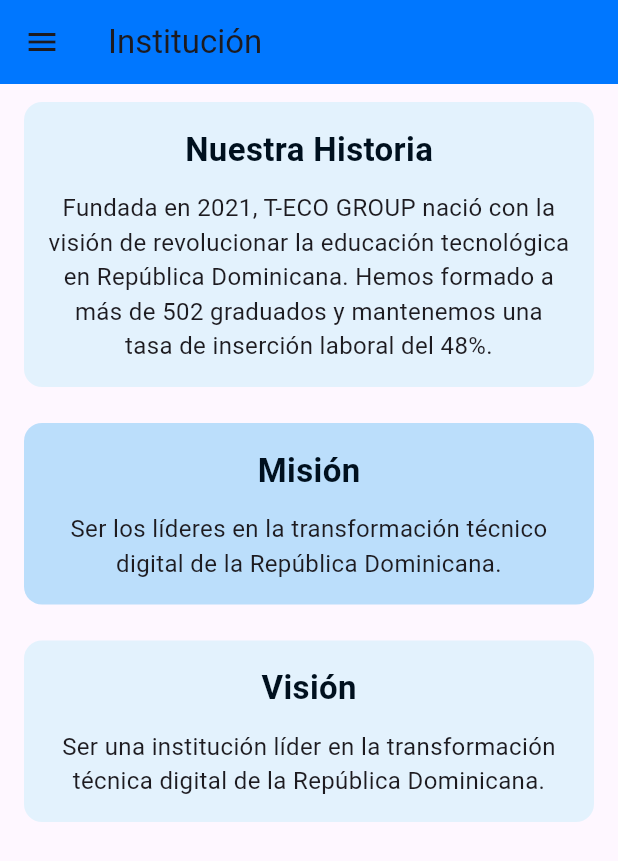
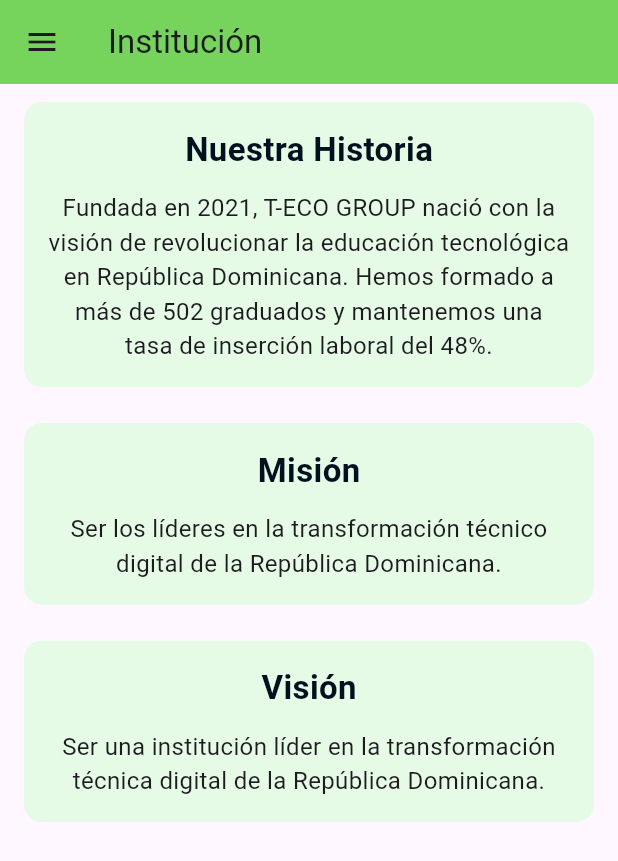
Before and after one commit to Luishernandez001/appteco, a Flutter app: the InstitucionPage screen opened by its route, on a phone screen of 412 x 824 dp. Shown: the top 861 px of the screen. Run offline on Flutter 3.47's test engine with Material 3 defaults, Android fonts, the phone set to English and light mode, and no system bars; our stand-ins replace carousel_slider, go_router.

Commit message:
cambie colores de fondo

```diff
--- a/lib/pages/contactos_page.dart
+++ b/lib/pages/contactos_page.dart
@@ -11,7 +11,7 @@
       drawer: const CustomDrawer(),
       appBar: AppBar(
         title: const Text('Contactos'),
-        backgroundColor: const Color(0xFF0077FF),
+        backgroundColor: const Color(0xFF00101E),
       ),
       body: const SingleChildScrollView(
         child: ContactFormWidget(),
--- a/lib/pages/institucion_page.dart
+++ b/lib/pages/institucion_page.dart
@@ -11,7 +11,7 @@
       drawer: const CustomDrawer(),
       appBar: AppBar(
         title: const Text('Institución'),
-        backgroundColor: const Color(0xFF0077FF),
+        backgroundColor: const Color(0xFF76D45D),
       ),
       body: const SingleChildScrollView(
         child: MissionVisionValoresWidget(),
--- a/lib/widgets/contact_form_widget.dart
+++ b/lib/widgets/contact_form_widget.dart
@@ -79,7 +79,7 @@
       margin: const EdgeInsets.symmetric(vertical: 12, horizontal: 16),
       padding: const EdgeInsets.all(24),
       decoration: BoxDecoration(
-        color: Colors.blue.shade50,
+        color: Color(0xFFE5FBE6),
         borderRadius: BorderRadius.circular(12),
       ),
       child: Form(
@@ -167,9 +167,10 @@
                   width: 180,
                   padding: const EdgeInsets.symmetric(vertical: 14),
                   decoration: BoxDecoration(
-                    gradient: const LinearGradient(colors: [Color(0xFF00B4DB), Color(0xFF00D8A7)]),
+                    gradient: const LinearGradient(colors: [Color(0xFFFEE066), Color(0xFFFEE066)]),
                     borderRadius: BorderRadius.circular(50),
                   ),
+
                   child: Center(
                     child: _sending
                         ? const SizedBox(height: 18, width: 18, child: CircularProgressIndicator(strokeWidth: 2, color: Colors.white))
--- a/lib/widgets/mission_vision_valores_widget.dart
+++ b/lib/widgets/mission_vision_valores_widget.dart
@@ -9,7 +9,7 @@
       margin: const EdgeInsets.symmetric(vertical: 12, horizontal: 16),
       padding: const EdgeInsets.all(16),
       decoration: BoxDecoration(
-        color: color ?? Colors.blue.shade50,
+        color: color ?? Color(0xFFE5FBE6),
         borderRadius: BorderRadius.circular(12),
       ),
       child: Column(
@@ -48,7 +48,7 @@
             textAlign: TextAlign.center,
             style: TextStyle(fontSize: 16),
           ),
-          color: Colors.blue.shade100,
+          color: Color(0xFFE5FBE6),
         ),
         _buildCard(
           'Visión',
@@ -57,7 +57,7 @@
             textAlign: TextAlign.center,
             style: TextStyle(fontSize: 16),
           ),
-          color: Colors.blue.shade50,
+          color: Color(0xFFE5FBE6),
         ),
       ],
     );
--- a/lib/widgets/vida_estudiantil_widget.dart
+++ b/lib/widgets/vida_estudiantil_widget.dart
@@ -19,7 +19,7 @@
       margin: const EdgeInsets.symmetric(vertical: 12, horizontal: 16),
       padding: const EdgeInsets.symmetric(vertical: 24),
       decoration: BoxDecoration(
-        color: Colors.blue.shade50,
+        color: Color(0xFFE5FBE6),
         borderRadius: BorderRadius.circular(12),
       ),
       child: Column(
```
